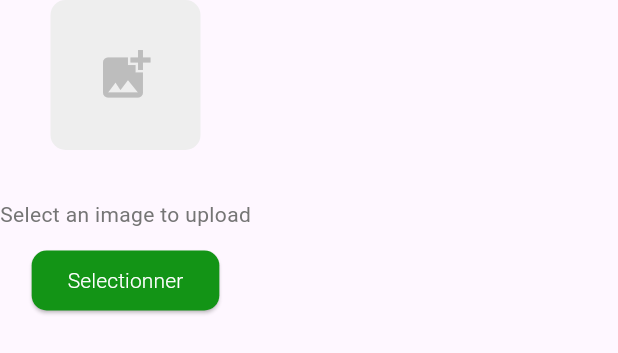
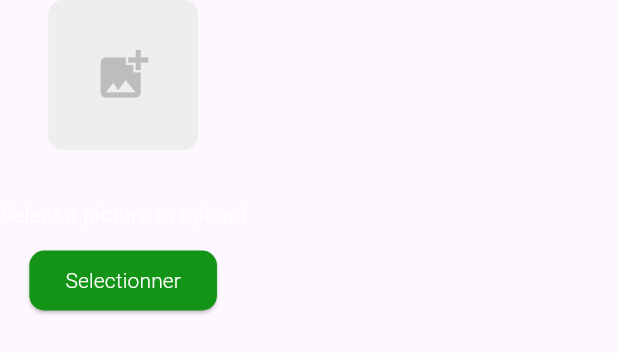
Before and after one commit to KambaleLuseko/sadd_asbl, a Flutter app: the ImageUploader widget shown alone on an empty page, opened directly with empty values, after a tap on "Selectionner", on a phone screen of 412 x 824 dp. Shown: the top 353 px of the screen. Run offline on Flutter 3.47's test engine with Material 3 defaults, Android fonts, the phone set to English and light mode, and no system bars; our stand-ins replace cached_network_image, date_format, file_picker, font_awesome_flutter, hive, pdf and 3 more; accounts and stored records are empty; network calls fail.

Commit message:
video upload integrated

```diff
--- a/lib/Resources/Components/empty_model.dart
+++ b/lib/Resources/Components/empty_model.dart
@@ -1,4 +1,3 @@
-import 'package:easy_localization/easy_localization.dart';
 import 'package:flutter/material.dart';
 
 import 'texts.dart';
@@ -23,7 +22,7 @@
           Icon(Icons.delete_outline_rounded, size: 40, color: color),
           const SizedBox(height: 20),
           TextWidgets.text300(
-            title: "status.no-data".tr(),
+            title: "Aucune donnee",
             fontSize: 14,
             maxLines: 2,
             textColor: color,
--- a/lib/Views/News/add_news.page.dart
+++ b/lib/Views/News/add_news.page.dart
@@ -41,6 +41,7 @@
 
   String? _imagePath;
   String? _image2Path;
+  String? _videoContent;
 
   // Fonction de soumission du formulaire
   void _submitForm() {
@@ -54,6 +55,7 @@
         'auteur': _auteurController.text,
         'image': _imagePath,
         'image2': _image2Path,
+        'video': _videoContent,
         'contenu': _contenuController.text,
       };
 
@@ -111,7 +113,15 @@
                     setState(() {});
                   },
                   title: 'Image 2',
-                )
+                ),
+                ImageUploader(
+                  isImage: false,
+                  callback: (img) {
+                    _videoContent = base64Encode(img);
+                    setState(() {});
+                  },
+                  title: 'Video',
+                ),
               ],
             ),
             const SizedBox(height: 20),
@@ -141,10 +151,15 @@
 }
 
 class ImageUploader extends StatefulWidget {
-  const ImageUploader({super.key, required this.callback, required this.title});
+  const ImageUploader(
+      {super.key,
+      required this.callback,
+      required this.title,
+      this.isImage = true});
 //  Uint8List? image;
   final Function(Uint8List) callback;
   final String title;
+  final bool? isImage;
   @override
   State<ImageUploader> createState() => _ImageUploaderState();
 }
@@ -156,15 +171,25 @@
     FilePickerResult? result = await FilePicker.platform.pickFiles(
       type: FileType.custom,
       allowMultiple: false,
-      allowedExtensions: ['jpg', 'jpeg', 'png'],
+      allowedExtensions: [
+        if (widget.isImage == true) ...['jpg', 'jpeg', 'png', 'gif'],
+        if (widget.isImage == false) ...['mp4', 'avi', 'mkv', 'mov', 'wmv']
+      ],
     );
 
     if (result != null) {
       final double sizeInMb = result.files.first.size / (1024 * 1024);
 
-      if (sizeInMb > imageSize) {
+      if (sizeInMb > imageSize && widget.isImage == true) {
         ToastNotification.showToast(
             msg: "Le fichier est trop volumineux, 1mb maximum",
+            msgType: MessageType.error,
+            title: 'Error');
+        return;
+      }
+      if (sizeInMb > (imageSize * 10) && widget.isImage == false) {
+        ToastNotification.showToast(
+            msg: "Le fichier est trop volumineux, 10mb maximum",
             msgType: MessageType.error,
             title: 'Error');
         return;
@@ -191,10 +216,16 @@
                 ),
                 child: ClipRRect(
                   borderRadius: BorderRadius.circular(10),
-                  child: Image.memory(
-                    image!,
-                    fit: BoxFit.cover,
-                  ),
+                  child: widget.isImage == true
+                      ? Image.memory(
+                          image!,
+                          fit: BoxFit.cover,
+                        )
+                      : const Icon(
+                          Icons.play_circle_fill_rounded,
+                          size: 72,
+                          color: Colors.white,
+                        ),
                 ),
               )
             : Container(
@@ -205,7 +236,9 @@
                   color: Colors.grey[200],
                 ),
                 child: Icon(
-                  Icons.add_photo_alternate,
+                  widget.isImage == true
+                      ? Icons.add_photo_alternate
+                      : Icons.video_file_rounded,
                   size: 40,
                   color: Colors.grey[400],
                 ),
@@ -220,10 +253,10 @@
           ),
         ),
         Text(
-          'Select an image to upload',
-          style: TextStyle(
+          'Select a ${widget.isImage == true ? 'picture' : 'video'} to upload',
+          style: const TextStyle(
             fontSize: 14,
-            color: Colors.grey[600],
+            color: Colors.white,
           ),
         ),
         const SizedBox(height: 10),
--- a/pubspec.yaml
+++ b/pubspec.yaml
@@ -37,17 +37,18 @@
   cached_network_image:
   intl:
   provider:
-  fl_chart:
+  # fl_chart:
   shared_preferences:
   url_launcher:
   font_awesome_flutter: "10.7.0"
-  easy_localization:
+  # easy_localization:
   pdf:
   printing:
   date_format:
   hive:
   hive_flutter:
   file_picker: "8.0.5"
+  video_player: any
 
 dev_dependencies:
   flutter_test:
```
Also changed, not shown: lib/Resources/Components/dialogs.dart (+5 -6 lines), lib/Views/News/model/news.model.dart (+5 -2 lines), lib/Views/News/news.list.dart (+69 -1 lines), cloud_functions/images/news1_3417_20250913195420.jpg (added), cloud_functions/images/news2_9464_20250913195420.jpg (added), pubspec.lock, 3 other files.
